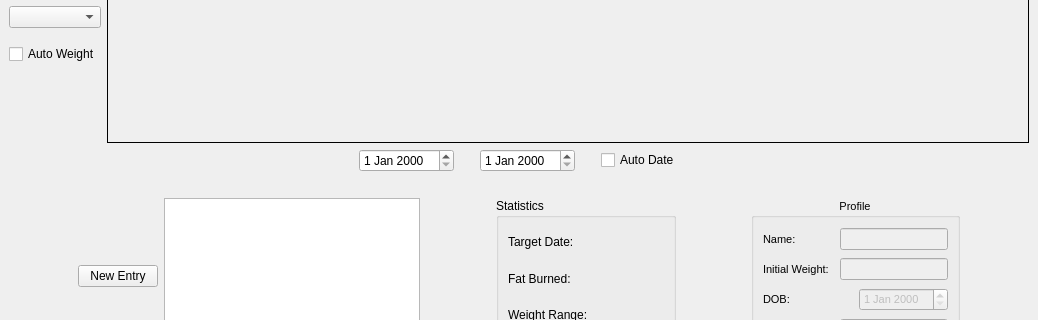
The window that mainwindow.ui (madmaps/HealthCalc) describes before a commit, drawn with Qt 5; both pictures show x 0 to 1038 and y 139 to 459 of the 1038 by 621 pixel window.
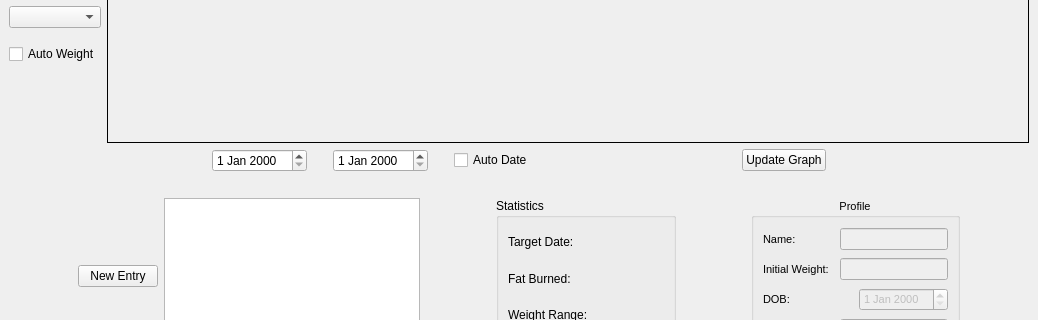
The same window after the commit. Custom widgets are drawn as their Qt base class.

The edit to the form file:
```diff
--- a/mainwindow.ui
+++ b/mainwindow.ui
@@ -189,6 +189,26 @@
         </property>
        </spacer>
       </item>
+      <item>
+       <widget class="QPushButton" name="updateGraphButton">
+        <property name="text">
+         <string>Update Graph</string>
+        </property>
+       </widget>
+      </item>
+      <item>
+       <spacer name="horizontalSpacer_11">
+        <property name="orientation">
+         <enum>Qt::Horizontal</enum>
+        </property>
+        <property name="sizeHint" stdset="0">
+         <size>
+          <width>40</width>
+          <height>20</height>
+         </size>
+        </property>
+       </spacer>
+      </item>
      </layout>
     </item>
     <item>
```
